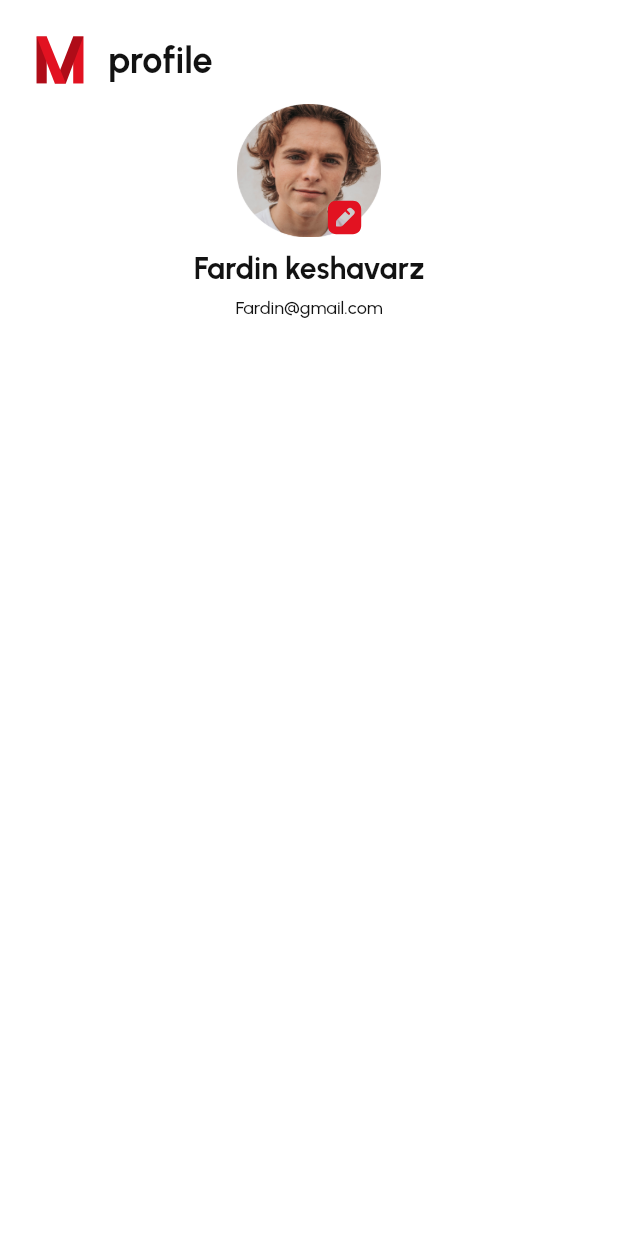
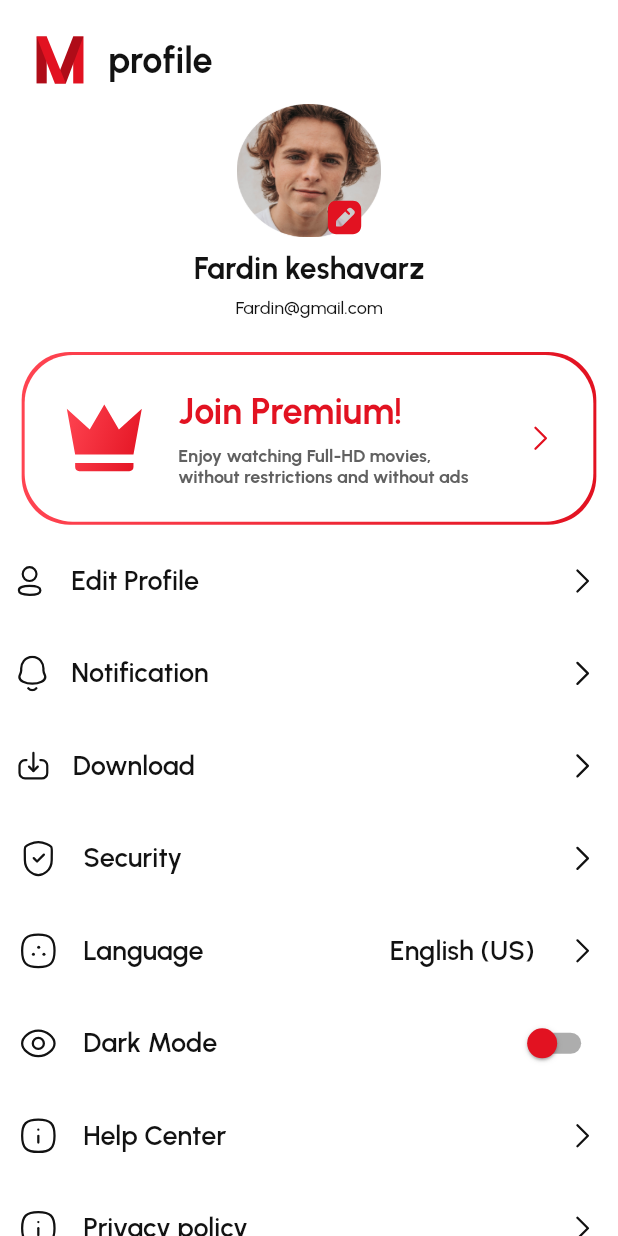
Before and after one commit to MehdiKeshavarz/flutter_movie_app, a Flutter app: the ProfileScreen screen opened directly, on a phone screen of 412 x 824 dp. Run offline on Flutter 3.47's test engine with Material 2 defaults, Android fonts, the phone set to English and light mode, and no system bars; our stand-ins replace flutter_screenutil, flutter_svg, google_fonts, shared_preferences; accounts and stored records are empty.

Commit message:
create widget join premium & widgets options profile

```diff
--- a/lib/config/global/constant/app_static_data.dart
+++ b/lib/config/global/constant/app_static_data.dart
@@ -1,4 +1,17 @@
+import 'image_route.dart';
+
 class AppStaticData {
+  static const List profileOptionsData = [
+    ['Edit Profile', AppImageRoute.iconProfile],
+    ['Notification', AppImageRoute.iconBell],
+    ['Download', AppImageRoute.iconDownload],
+    ['Security', AppImageRoute.iconSecurity],
+    ['Language', AppImageRoute.iconLanguage],
+    ['Dark Mode', AppImageRoute.iconEye],
+    ['Help Center', AppImageRoute.iconHelp],
+    ['Privacy policy', AppImageRoute.iconPrivacy],
+  ];
+
   static const List<String> exploreModalTitles = [
     'Categories',
     'Regions',
--- a/lib/feature/profile/profile_screen.dart
+++ b/lib/feature/profile/profile_screen.dart
@@ -1,7 +1,11 @@
 import 'package:flutter/material.dart';
 import 'package:flutter_screenutil/flutter_screenutil.dart';
 import 'package:move_app/config/global/widgets/project_app_bar.dart';
+import 'package:move_app/feature/profile/widgets/premium_card.dart';
+import 'package:move_app/feature/profile/widgets/profile_option.dart';
 import 'package:move_app/feature/profile/widgets/user_info_widget.dart';
+import 'package:move_app/theme_notifier.dart';
+import 'package:provider/provider.dart';
 
 class ProfileScreen extends StatelessWidget {
   const ProfileScreen({super.key});
@@ -9,7 +13,8 @@ class ProfileScreen extends StatelessWidget {
   @override
   Widget build(BuildContext context) {
     ThemeData theme = Theme.of(context);
-    return Scaffold(
+    return Consumer(
+      builder: (context, ThemeNotifier themeNotifier, child) => Scaffold(
         appBar: const PreferredSize(
           preferredSize: Size(double.infinity, 56),
           child: ProjectAppBar(
@@ -24,8 +29,20 @@ class ProfileScreen extends StatelessWidget {
                   margin: EdgeInsets.only(top: 15.h),
                   child: UserInfoWidget(theme: theme),
                 ),
+              ),
+              PremiumCard(theme: theme, themeNotifier: themeNotifier),
+              SliverList(
+                delegate: SliverChildBuilderDelegate(
+                  (context, index) => ProfileOptions(
+                    theme: theme,
+                    index: index,
+                    themeNotifier: themeNotifier,
+                  ),
+                  childCount: 8,
+                ),
               )
             ],
+          ),
         ),
       ),
     );
--- /dev/null
+++ b/lib/feature/profile/widgets/profile_option.dart
@@ -0,0 +1,80 @@
+import 'package:flutter/material.dart';
+import 'package:flutter_screenutil/flutter_screenutil.dart';
+import 'package:flutter_svg/svg.dart';
+import 'package:move_app/config/global/constant/app_static_data.dart';
+
+import '../../../config/global/constant/image_route.dart';
+import '../../../config/theme/app_color.dart';
+import '../../../config/theme/app_theme.dart';
+import '../../../theme_notifier.dart';
+
+class ProfileOptions extends StatelessWidget {
+  final int index;
+  final ThemeNotifier themeNotifier;
+  const ProfileOptions({
+    super.key,
+    required this.theme,
+    required this.themeNotifier,
+    required this.index,
+  });
+
+  final ThemeData theme;
+
+  @override
+  Widget build(BuildContext context) {
+    return Container(
+      margin: EdgeInsets.only(top: 15.h, left: 12.w, right: 12.w),
+      child: ListTile(
+        title: Text(
+          AppStaticData.profileOptionsData[index][0],
+          style: theme.textTheme.titleLarge!.copyWith(
+            fontWeight: FontWeight.w600,
+            color: AppDynamicColorBuilder.getGrey900AndWhite(context),
+          ),
+        ),
+        minLeadingWidth: 20,
+        contentPadding: const EdgeInsets.all(0),
+        visualDensity: VisualDensity(vertical: -2.w),
+        trailing: Row(
+          mainAxisAlignment: MainAxisAlignment.end,
+          mainAxisSize: MainAxisSize.min,
+          children: [
+            if (index == 4)
+              Text(
+                'English (US)',
+                style: theme.textTheme.titleLarge!.copyWith(
+                  fontWeight: FontWeight.w600,
+                  color: AppDynamicColorBuilder.getGrey900AndWhite(context),
+                ),
+              ),
+            if (index == 5)
+              Switch(
+                activeColor: AppColors.white,
+                inactiveThumbColor: theme.primaryColor,
+                activeTrackColor: theme.primaryColor,
+                value: themeNotifier.isDark,
+                onChanged: (value) {
+                  themeNotifier.isDark
+                      ? themeNotifier.isDark = false
+                      : themeNotifier.isDark = true;
+                },
+              ),
+            if (index != 5) ...[
+              const SizedBox(
+                width: 20,
+              ),
+              SvgPicture.asset(
+                AppImageRoute.iconArrowRight,
+                color: AppDynamicColorBuilder.getGrey900AndWhite(context),
+              ),
+            ],
+          ],
+        ),
+        leading: SvgPicture.asset(
+          AppStaticData.profileOptionsData[index][1],
+          color: AppDynamicColorBuilder.getGrey900AndWhite(context),
+        ),
+      ),
+    );
+  }
+}
```
Also changed, not shown: lib/feature/profile/widgets/premium_card.dart (added, +76 -0 lines). Lines whose indentation alone changed are shown as unchanged.
